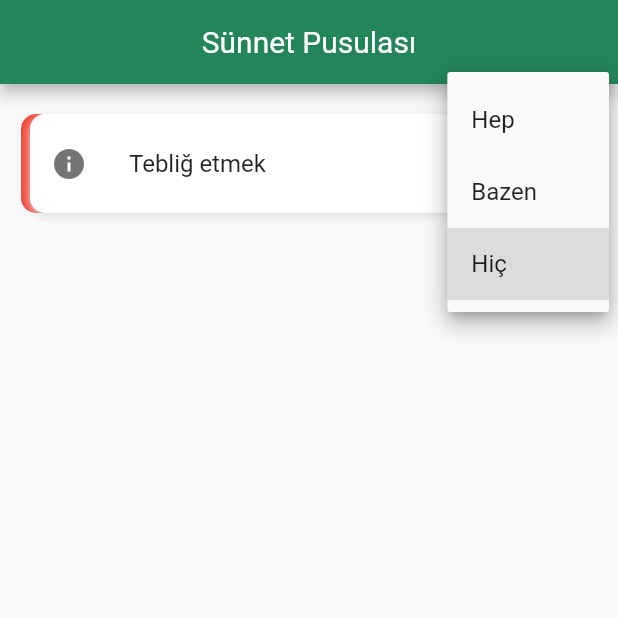
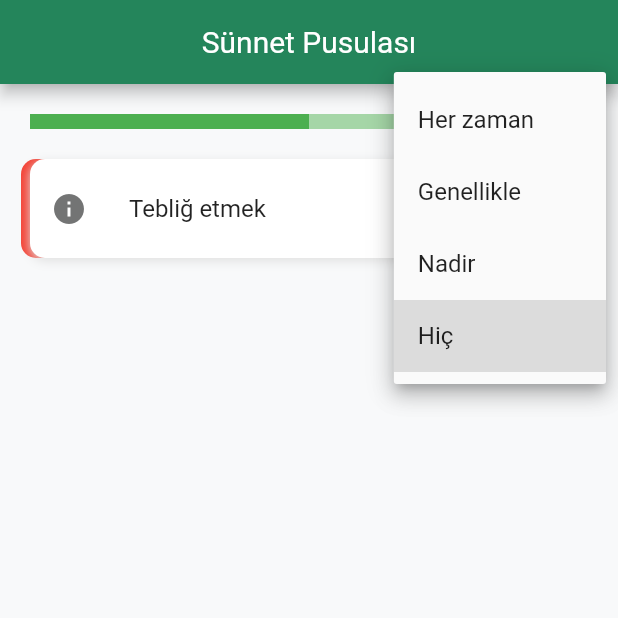
Before and after one commit to Emir1719/sunnah, a Flutter app: the screen it shows after launch, after a tap on "Hiç", on a phone screen of 412 x 824 dp, the top half of it. Run offline on Flutter 3.47's test engine with Material 2 defaults, Android fonts, the phone set to English and light mode, and no system bars; our stand-ins replace get_it, youtube_player_iframe.

Commit message:
Frontend coding

```diff
--- a/lib/constants/style.dart
+++ b/lib/constants/style.dart
@@ -9,4 +9,16 @@ class ProjectStyle {
       BoxShadow(color: Colors.grey.shade300, offset: const Offset(0, 2), blurRadius: 5),
     ],
   );
+
+  ///Video başlığının ve butonların bulunduğu kısmın stili.
+  BoxDecoration videoTitle = const BoxDecoration(
+    color: Color(0xffF9FAFD), // Strong White
+    border: Border(
+      bottom: BorderSide(width: 0.5, color: Colors.grey),
+    ),
+  );
+
+  TextStyle videoTitleText = const TextStyle(fontSize: 18, fontWeight: FontWeight.w500);
+
+  TextStyle videoDescriptionText = const TextStyle(fontSize: 17, height: 1.5);
 }
--- a/lib/locator.dart
+++ b/lib/locator.dart
@@ -1,8 +1,10 @@
 import 'package:get_it/get_it.dart';
 import 'package:sunnah/constants/color.dart';
+import 'package:sunnah/constants/style.dart';
 
 GetIt locator = GetIt.instance;
 
 void setupLocator() {
   locator.registerLazySingleton(() => ProjectColor());
+  locator.registerLazySingleton(() => ProjectStyle());
 }
--- a/lib/pages/home.dart
+++ b/lib/pages/home.dart
@@ -12,6 +12,9 @@ class Home extends StatelessWidget {
         padding: const EdgeInsets.all(20.0),
         child: Column(
           children: const [
+            LinearProgressIndicator(value: 0.5, minHeight: 10),
+            //Text("%50"),
+            SizedBox(height: 20),
             TaskItem(),
           ],
         ),
--- a/lib/pages/task_detail.dart
+++ b/lib/pages/task_detail.dart
@@ -31,7 +31,6 @@ class TaskDetailState extends State<TaskDetail> {
   Widget build(BuildContext context) {
     bool test = true;
     return Scaffold(
-      //appBar: AppBar(),
       body: SafeArea(
         child: YoutubePlayerScaffold(
           enableFullScreenOnVerticalDrag: false, //aktif olunca ayarlar çalışmıyor!
@@ -45,7 +44,7 @@ class TaskDetailState extends State<TaskDetail> {
               return Column(
                 children: [
                   test ? player : const SizedBox(),
-                  VideoBody(title: widget.title), //kendi içinde expanded var!
+                  const VideoBody(), //kendi içinde expanded var!
                 ],
               );
             } else {
--- a/lib/widgets/task_dropdown_button.dart
+++ b/lib/widgets/task_dropdown_button.dart
@@ -1,11 +1,7 @@
 // ignore_for_file: library_private_types_in_public_api
 import 'package:flutter/material.dart';
 
-enum Option {
-  hep,
-  bazen,
-  hic,
-}
+enum Option { always, generally, rarely, never }
 
 class MyDropdownButton extends StatefulWidget {
   const MyDropdownButton({super.key});
@@ -15,7 +11,7 @@ class MyDropdownButton extends StatefulWidget {
 }
 
 class _MyDropdownButtonState extends State<MyDropdownButton> {
-  Option selectedOption = Option.hic; // Başlangıçta seçili değer olarak "hiç" seçiyoruz
+  Option selectedOption = Option.never; //Başlangıçta seçili değer olarak "hiç" seçilir.
 
   @override
   Widget build(BuildContext context) {
@@ -38,11 +34,13 @@ class _MyDropdownButtonState extends State<MyDropdownButton> {
 
   String optionToString(Option option) {
     switch (option) {
-      case Option.hep:
-        return 'Hep';
-      case Option.bazen:
-        return 'Bazen';
-      case Option.hic:
+      case Option.always:
+        return 'Her zaman';
+      case Option.generally:
+        return 'Genellikle';
+      case Option.rarely:
+        return 'Nadir';
+      case Option.never:
         return 'Hiç';
       default:
         return '';
--- a/lib/widgets/task_item.dart
+++ b/lib/widgets/task_item.dart
@@ -12,11 +12,12 @@ class TaskItem extends StatelessWidget {
   @override
   Widget build(BuildContext context) {
     final color = locator<ProjectColor>();
+    final style = locator<ProjectStyle>();
 
     return Container(
-      decoration: ProjectStyle().taskContainer,
+      decoration: style.taskContainer,
       child: ListTile(
-        contentPadding: const EdgeInsets.symmetric(horizontal: 2, vertical: 5) + const EdgeInsets.only(right: 8),
+        contentPadding: const EdgeInsets.symmetric(horizontal: 2, vertical: 5) + const EdgeInsets.only(right: 10),
         trailing: const MyDropdownButton(),
         leading: IconButton(
           onPressed: () {
```
Also changed, not shown: lib/widgets/video_body.dart (+6 -50 lines), lib/widgets/video_description_area.dart (added, +25 -0 lines), lib/widgets/video_title_area.dart (added, +24 -0 lines).
